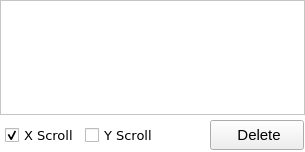
Before: the Qt Designer form wq_chart_widget.ui in vialrogo/Weight-Queue-Validator, drawn with Qt 5.
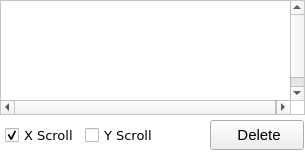
After: the same form once the commit is applied. Icons and pictures are not drawn.

```diff
--- a/wq_chart_widget.ui
+++ b/wq_chart_widget.ui
@@ -104,7 +104,7 @@
      <property name="minimumSize">
       <size>
        <width>290</width>
-       <height>0</height>
+       <height>113</height>
       </size>
      </property>
      <property name="maximumSize">
```
